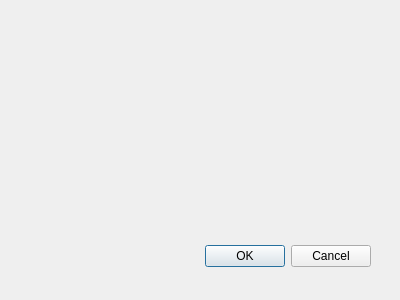
Above: qtmips_gui/NewDialog.ui from cvut/qtrvsim before the change. Below: the same form after it.
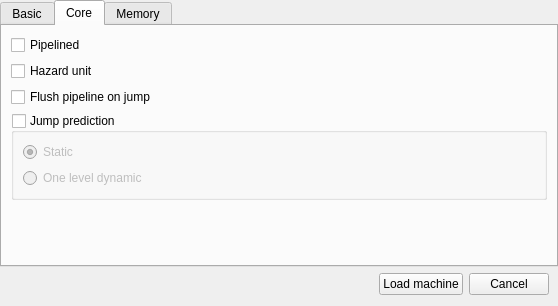
That is the form after the change. The open tabs and pages were chosen to show the change.

```diff
--- a/qtmips_gui/NewDialog.ui
+++ b/qtmips_gui/NewDialog.ui
@@ -1,36 +1,298 @@
-<ui version="4.0" >
- <author></author>
- <comment></comment>
- <exportmacro></exportmacro>
- <class>Dialog</class>
- <widget class="QDialog" name="Dialog" >
-  <property name="geometry" >
+<?xml version="1.0" encoding="UTF-8"?>
+<ui version="4.0">
+ <class>NewDialog</class>
+ <widget class="QDialog" name="NewDialog">
+  <property name="geometry">
    <rect>
     <x>0</x>
     <y>0</y>
-    <width>400</width>
-    <height>300</height>
+    <width>558</width>
+    <height>306</height>
    </rect>
   </property>
   <property name="windowTitle" >
    <string>Dialog</string>
   </property>
-  <widget class="QDialogButtonBox" name="buttonBox" >
-   <property name="geometry" >
-    <rect>
-     <x>30</x>
-     <y>240</y>
-     <width>341</width>
-     <height>32</height>
-    </rect>
+  <property name="modal">
+   <bool>true</bool>
+  </property>
+  <layout class="QVBoxLayout" name="verticalLayout">
+   <property name="leftMargin">
+    <number>0</number>
    </property>
-   <property name="orientation" >
-    <enum>Qt::Horizontal</enum>
+   <property name="topMargin">
+    <number>0</number>
    </property>
-   <property name="standardButtons" >
-    <set>QDialogButtonBox::Cancel|QDialogButtonBox::Ok</set>
+   <property name="rightMargin">
+    <number>0</number>
    </property>
-  </widget>
+   <item>
+    <widget class="QTabWidget" name="tabWidget">
+     <property name="currentIndex">
+      <number>2</number>
+     </property>
+     <widget class="QWidget" name="tab">
+      <attribute name="title">
+       <string>Basic</string>
+      </attribute>
+      <layout class="QVBoxLayout" name="verticalLayout_5">
+       <item>
+        <widget class="QGroupBox" name="groupBox_2">
+         <property name="title">
+          <string>Preset</string>
+         </property>
+         <layout class="QVBoxLayout" name="verticalLayout_6">
+          <item>
+           <widget class="QRadioButton" name="preset_no_pipeline">
+            <property name="text">
+             <string>No pipeline no cache</string>
+            </property>
+           </widget>
+          </item>
+          <item>
+           <widget class="QRadioButton" name="preset_pipelined">
+            <property name="text">
+             <string>Pipelined and cache</string>
+            </property>
+           </widget>
+          </item>
+          <item>
+           <widget class="QRadioButton" name="preset_custom">
+            <property name="text">
+             <string>Custom</string>
+            </property>
+           </widget>
+          </item>
+         </layout>
+        </widget>
+       </item>
+       <item>
+        <spacer name="verticalSpacer_3">
+         <property name="orientation">
+          <enum>Qt::Vertical</enum>
+         </property>
+         <property name="sizeHint" stdset="0">
+          <size>
+           <width>20</width>
+           <height>40</height>
+          </size>
+         </property>
+        </spacer>
+       </item>
+       <item>
+        <widget class="Line" name="line_2">
+         <property name="orientation">
+          <enum>Qt::Horizontal</enum>
+         </property>
+        </widget>
+       </item>
+       <item>
+        <layout class="QHBoxLayout" name="horizontalLayout_3">
+         <item>
+          <widget class="QLabel" name="label">
+           <property name="text">
+            <string>Elf executable: </string>
+           </property>
+          </widget>
+         </item>
+         <item>
+          <widget class="QLineEdit" name="elf_file"/>
+         </item>
+         <item>
+          <widget class="QPushButton" name="pushButton_browse">
+           <property name="text">
+            <string>Browse</string>
+           </property>
+          </widget>
+         </item>
+        </layout>
+       </item>
+      </layout>
+     </widget>
+     <widget class="QWidget" name="tab_core">
+      <attribute name="title">
+       <string>Core</string>
+      </attribute>
+      <layout class="QVBoxLayout" name="verticalLayout_2">
+       <property name="sizeConstraint">
+        <enum>QLayout::SetDefaultConstraint</enum>
+       </property>
+       <item>
+        <widget class="QCheckBox" name="pipelined">
+         <property name="text">
+          <string>Pipelined</string>
+         </property>
+        </widget>
+       </item>
+       <item>
+        <widget class="QCheckBox" name="hazard">
+         <property name="text">
+          <string>Hazard unit</string>
+         </property>
+        </widget>
+       </item>
+       <item>
+        <widget class="QCheckBox" name="flush_jump">
+         <property name="text">
+          <string>Flush pipeline on jump</string>
+         </property>
+        </widget>
+       </item>
+       <item>
+        <widget class="QGroupBox" name="prediction">
+         <property name="title">
+          <string>Jump prediction</string>
+         </property>
+         <property name="flat">
+          <bool>false</bool>
+         </property>
+         <property name="checkable">
+          <bool>true</bool>
+         </property>
+         <property name="checked">
+          <bool>false</bool>
+         </property>
+         <layout class="QVBoxLayout" name="verticalLayout_3">
+          <item>
+           <widget class="QRadioButton" name="prediction_static">
+            <property name="text">
+             <string>Static</string>
+            </property>
+            <property name="checked">
+             <bool>true</bool>
+            </property>
+           </widget>
+          </item>
+          <item>
+           <widget class="QRadioButton" name="prediction_one_dynamic">
+            <property name="text">
+             <string>One level dynamic</string>
+            </property>
+           </widget>
+          </item>
+         </layout>
+        </widget>
+       </item>
+       <item>
+        <spacer name="verticalSpacer">
+         <property name="orientation">
+          <enum>Qt::Vertical</enum>
+         </property>
+         <property name="sizeHint" stdset="0">
+          <size>
+           <width>20</width>
+           <height>40</height>
+          </size>
+         </property>
+        </spacer>
+       </item>
+      </layout>
+     </widget>
+     <widget class="QWidget" name="tab_memory">
+      <attribute name="title">
+       <string>Memory</string>
+      </attribute>
+      <layout class="QVBoxLayout" name="verticalLayout_4">
+       <item>
+        <widget class="QCheckBox" name="mem_protec_write">
+         <property name="text">
+          <string>Program memory write protection</string>
+         </property>
+        </widget>
+       </item>
+       <item>
+        <widget class="QCheckBox" name="mem_protec_exec">
+         <property name="text">
+          <string>Data memory executable protection</string>
+         </property>
+        </widget>
+       </item>
+       <item>
+        <widget class="QGroupBox" name="cache">
+         <property name="title">
+          <string>Cache (for both program and data)</string>
+         </property>
+         <property name="checkable">
+          <bool>true</bool>
+         </property>
+         <property name="checked">
+          <bool>false</bool>
+         </property>
+         <layout class="QVBoxLayout" name="verticalLayout_7">
+          <item>
+           <widget class="QRadioButton" name="cache_associative">
+            <property name="text">
+             <string>Associative</string>
+            </property>
+            <property name="checked">
+             <bool>true</bool>
+            </property>
+           </widget>
+          </item>
+         </layout>
+        </widget>
+       </item>
+       <item>
+        <spacer name="verticalSpacer_2">
+         <property name="orientation">
+          <enum>Qt::Vertical</enum>
+         </property>
+         <property name="sizeHint" stdset="0">
+          <size>
+           <width>20</width>
+           <height>40</height>
+          </size>
+         </property>
+        </spacer>
+       </item>
+      </layout>
+     </widget>
+    </widget>
+   </item>
+   <item>
+    <layout class="QHBoxLayout" name="horizontalLayout_2">
+     <property name="leftMargin">
+      <number>9</number>
+     </property>
+     <property name="topMargin">
+      <number>0</number>
+     </property>
+     <property name="rightMargin">
+      <number>9</number>
+     </property>
+     <property name="bottomMargin">
+      <number>0</number>
+     </property>
+     <item>
+      <spacer name="horizontalSpacer">
+       <property name="orientation">
+        <enum>Qt::Horizontal</enum>
+       </property>
+       <property name="sizeHint" stdset="0">
+        <size>
+         <width>40</width>
+         <height>20</height>
+        </size>
+       </property>
+      </spacer>
+     </item>
+     <item>
+      <widget class="QPushButton" name="pushButton_load">
+       <property name="text">
+        <string>Load machine</string>
+       </property>
+      </widget>
+     </item>
+     <item>
+      <widget class="QPushButton" name="pushButton_cancel">
+       <property name="text">
+        <string>Cancel</string>
+       </property>
+      </widget>
+     </item>
+    </layout>
+   </item>
+  </layout>
  </widget>
  <pixmapfunction></pixmapfunction>
  <resources/>
```
Left out of the diff: 38 changed lines with no effect on the pictures.
